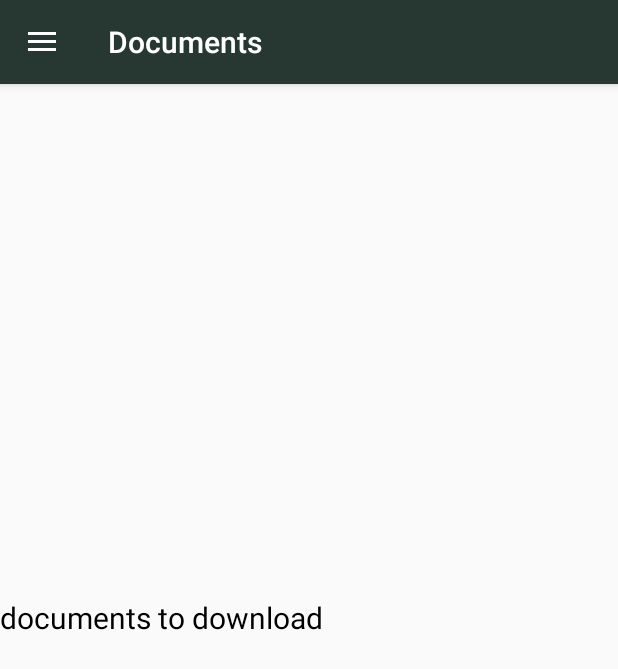
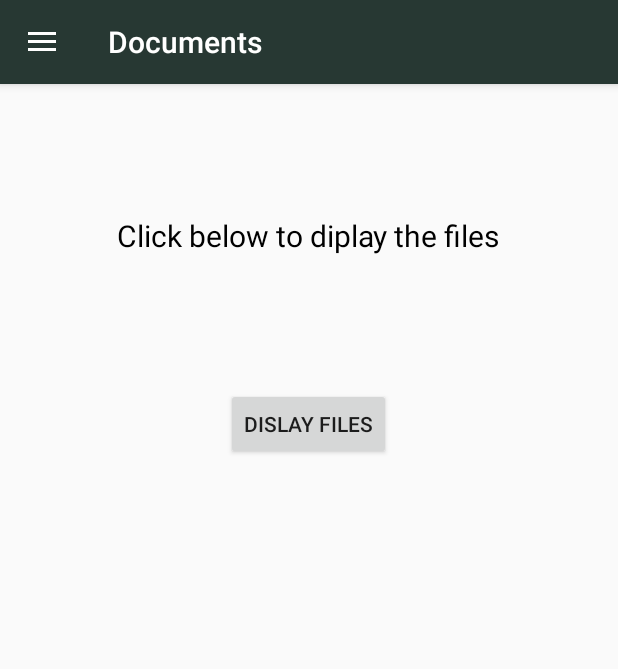
Before and after one commit to zyedbenmed/Eniso.infoApp, an Android app: the Documents screen opened directly, with no data from a screen before it, on a phone screen of 412 x 824 dp. Shown: the top 669 px of the screen. Run offline under Robolectric (Android 15) with nearby library versions, the phone set to English and light mode, and no system bars; 2 statements that could not run were skipped.

```diff
--- a/ENISo/app/src/main/AndroidManifest.xml
+++ b/ENISo/app/src/main/AndroidManifest.xml
@@ -3,6 +3,8 @@
     package="com.example.alaabid.eniso">
 
     <uses-permission android:name="android.permission.INTERNET" />
+    <uses-permission android:name="android.permission.WRITE_EXTERNAL_STORAGE"></uses-permission>
+    <uses-permission android:name="android.permission.READ_EXTERNAL_STORAGE"></uses-permission>
 
     <application
         android:allowBackup="true"
--- a/ENISo/app/src/main/res/layout/activity_documents.xml
+++ b/ENISo/app/src/main/res/layout/activity_documents.xml
@@ -15,7 +15,7 @@
         android:layout_height="match_parent" />
     <!--**************XML HERE********************-->
     <!-- Start with defining the layout Relative or Linear -->
-    <LinearLayout
+    <RelativeLayout
         android:layout_width="match_parent"
         android:layout_height="match_parent"
         android:layout_marginTop="60dp">
@@ -24,12 +24,27 @@
         <TextView
             android:layout_width="wrap_content"
             android:layout_height="wrap_content"
+            android:layout_alignParentTop="true"
+            android:layout_centerHorizontal="true"
+            android:layout_gravity="center"
+            android:layout_marginTop="143dp"
+            android:text="Click below to diplay the files"
             android:textAlignment="center"
-            android:layout_gravity="center"
+            android:textColor="#000"
             android:textSize="20sp"
-            android:textColor="#000"
-            android:text="documents to download"/>
-    </LinearLayout>
+            android:id="@+id/textView8" />
+
+        <Button
+            android:id="@+id/button"
+            android:layout_width="wrap_content"
+            android:layout_height="wrap_content"
+            android:layout_below="@+id/textView8"
+            android:layout_centerHorizontal="true"
+            android:layout_marginTop="88dp"
+            android:text="Dislay files" />
+
+
+    </RelativeLayout>
 
 
 
@@ -37,7 +52,7 @@
 
     <!--*****************End Code***********************-->
 
-    <android.support.design.widget.NavigationView
+     <android.support.design.widget.NavigationView
         android:id="@+id/nav_view"
         android:layout_width="wrap_content"
         android:layout_height="match_parent"
--- a/ENISo/app/src/main/res/layout/activity_profil.xml
+++ b/ENISo/app/src/main/res/layout/activity_profil.xml
@@ -32,13 +32,13 @@
     <!--*****************End Code***********************-->
 
 
-    <android.support.design.widget.NavigationView
+    <!--<android.support.design.widget.NavigationView
         android:id="@+id/nav_view"
         android:layout_width="wrap_content"
         android:layout_height="match_parent"
         android:layout_gravity="start"
         android:fitsSystemWindows="true"
         app:headerLayout="@layout/nav_header_home"
-        app:menu="@menu/activity_home_drawer" />
+        app:menu="@menu/activity_home_drawer" />  -->
 
 </android.support.v4.widget.DrawerLayout>
```
Also changed, not shown: ENISo/app/src/main/java/com/example/alaabid/eniso/Documents.java (+45 -0 lines).
